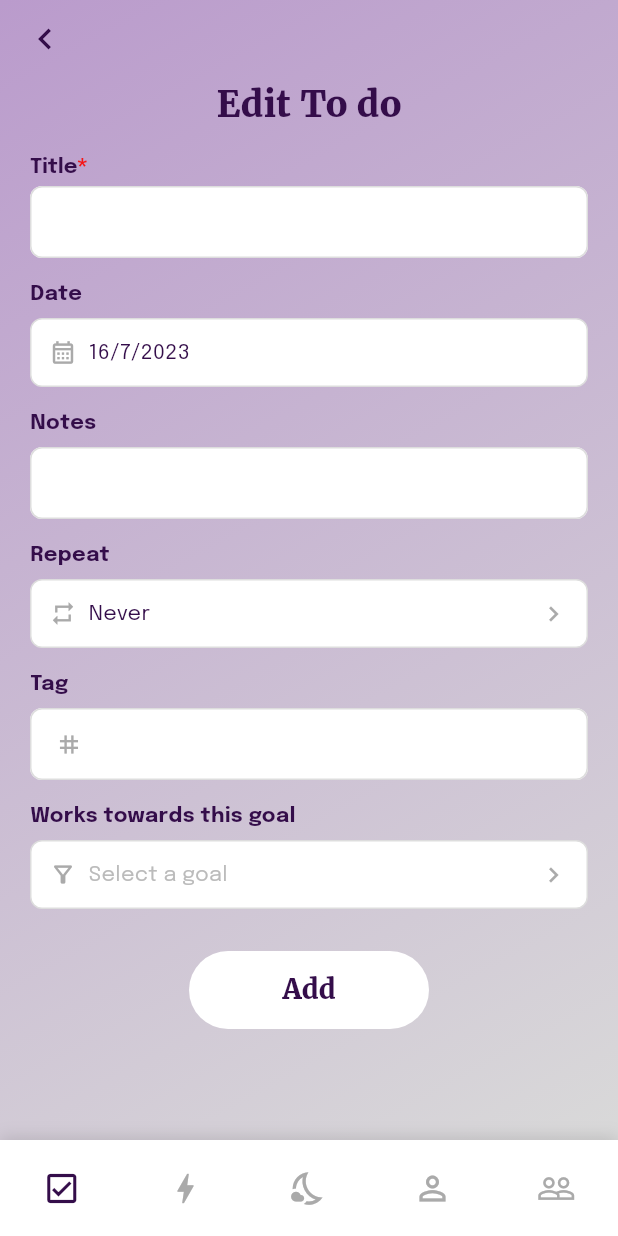
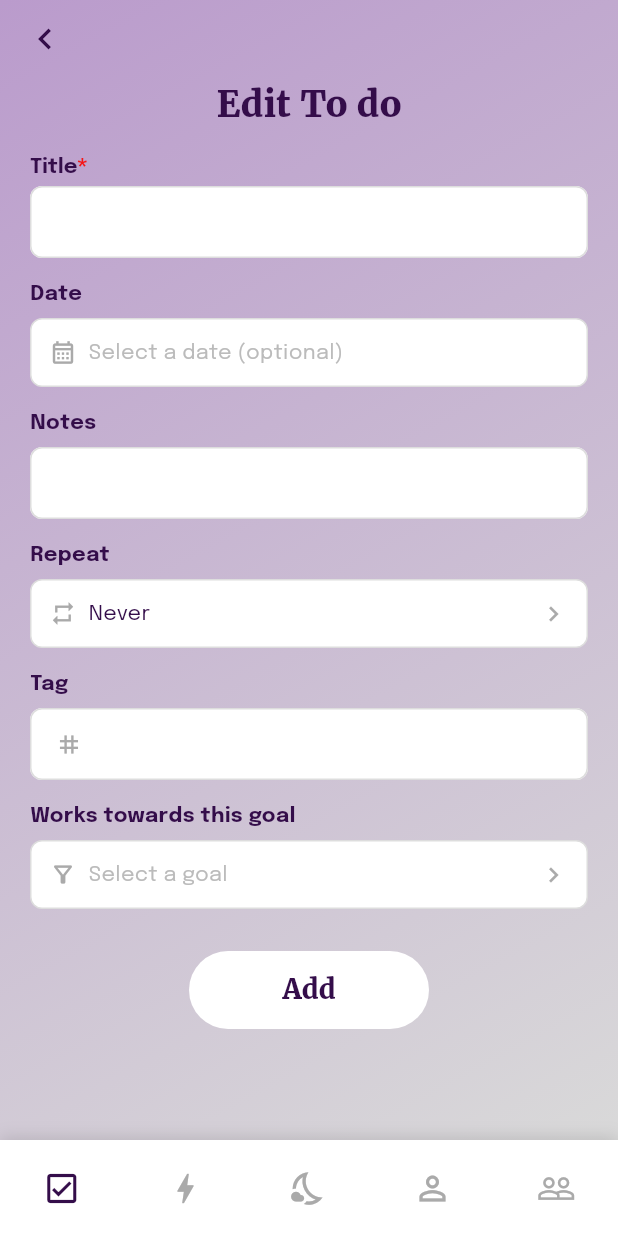
Before and after one commit to AimeeZzzz22/Crackdown, a Flutter app: the EditTodoScreen screen opened directly, on a phone screen of 412 x 824 dp. Run offline on Flutter 3.47's test engine with Material 3 defaults, Android fonts, the phone set to English and light mode, and no system bars; our stand-ins replace google_fonts.

Commit message:
Coordinate dates between calendar and edit screens
- Edit screens now show placeholder text when no date is set
  * Todo: "Select a date (optional)" with gray text
  * Event: "Select a date" with gray text
- Calendar screen now passes actual task.date (can be null) to edit screens
- Tasks with specific dates only show on those dates
- Tasks without dates (date == null) show on all days
- Users can set or update dates in edit screens

How it works:
1. Task with no date → Shows on all calendar days
2. Click task → Edit screen shows "Select a date"
3. User selects date → Task now shows only on that specific day
4. User can also remove date to make it show on all days again

🤖 Generated with [Claude Code](https://claude.com/claude-code)

Co-Authored-By: Claude <noreply@anthropic.com>

```diff
--- a/lib/screens/calendar_screen.dart
+++ b/lib/screens/calendar_screen.dart
@@ -529,7 +529,7 @@ class _TaskRow extends StatelessWidget {
         MaterialPageRoute(
           builder: (_) => EditEventScreen(
             initialTitle: task.title,
-            initialDate: task.date ?? DateTime.now(),
+            initialDate: task.date, // Use actual task date (can be null)
             initialStartTime: task.time ?? '',
             initialEndTime: '',
             initialLocation: '',
@@ -546,7 +546,7 @@ class _TaskRow extends StatelessWidget {
         MaterialPageRoute(
           builder: (_) => EditTodoScreen(
             initialTitle: task.title,
-            initialDate: task.date ?? DateTime.now(),
+            initialDate: task.date, // Use actual task date (can be null)
             initialNotes: '',
             initialRepeat: 'Never',
             initialTag: task.tag.replaceAll('#', '').trim(),
--- a/lib/screens/edit_event_screen.dart
+++ b/lib/screens/edit_event_screen.dart
@@ -198,8 +198,11 @@ class _EditEventScreenState extends State<EditEventScreen> {
                             Text(
                               _selectedDate != null
                                   ? '${_selectedDate!.day}/${_selectedDate!.month}/${_selectedDate!.year}'
-                                  : '16/7/2023',
-                              style: GoogleFonts.epilogue(color: kTodoTitle, fontSize: 14),
+                                  : 'Select a date',
+                              style: GoogleFonts.epilogue(
+                                color: _selectedDate != null ? kTodoTitle : kTodoPlaceholder,
+                                fontSize: 14,
+                              ),
                             ),
                           ]),
                         ),
--- a/lib/screens/edit_todo_screen.dart
+++ b/lib/screens/edit_todo_screen.dart
@@ -187,8 +187,11 @@ class _EditTodoScreenState extends State<EditTodoScreen> {
                             Text(
                               _selectedDate != null
                                   ? '${_selectedDate!.day}/${_selectedDate!.month}/${_selectedDate!.year}'
-                                  : '16/7/2023',
-                              style: GoogleFonts.epilogue(color: kTodoTitle, fontSize: 14),
+                                  : 'Select a date (optional)',
+                              style: GoogleFonts.epilogue(
+                                color: _selectedDate != null ? kTodoTitle : kTodoPlaceholder,
+                                fontSize: 14,
+                              ),
                             ),
                           ]),
                         ),
```
